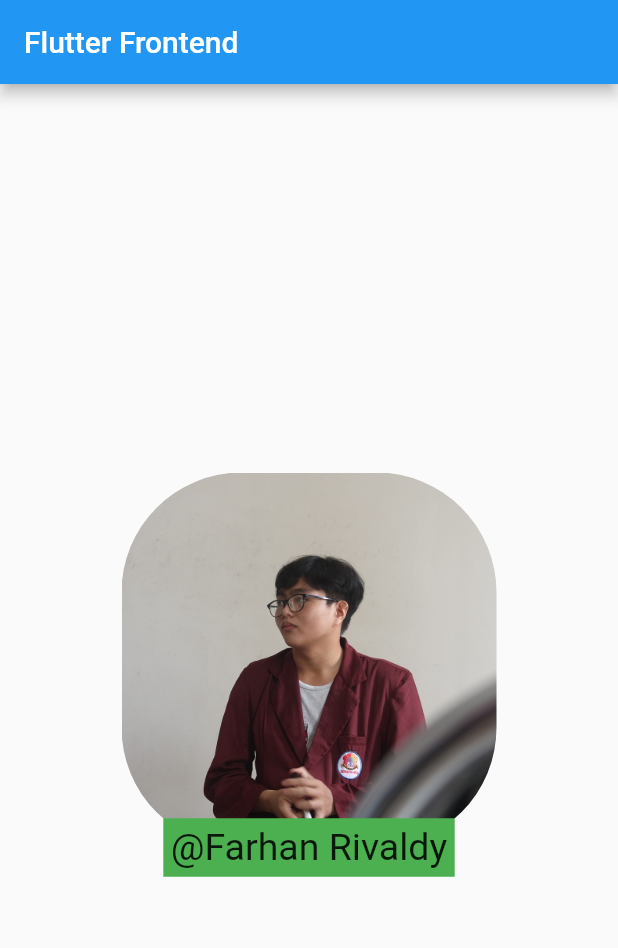
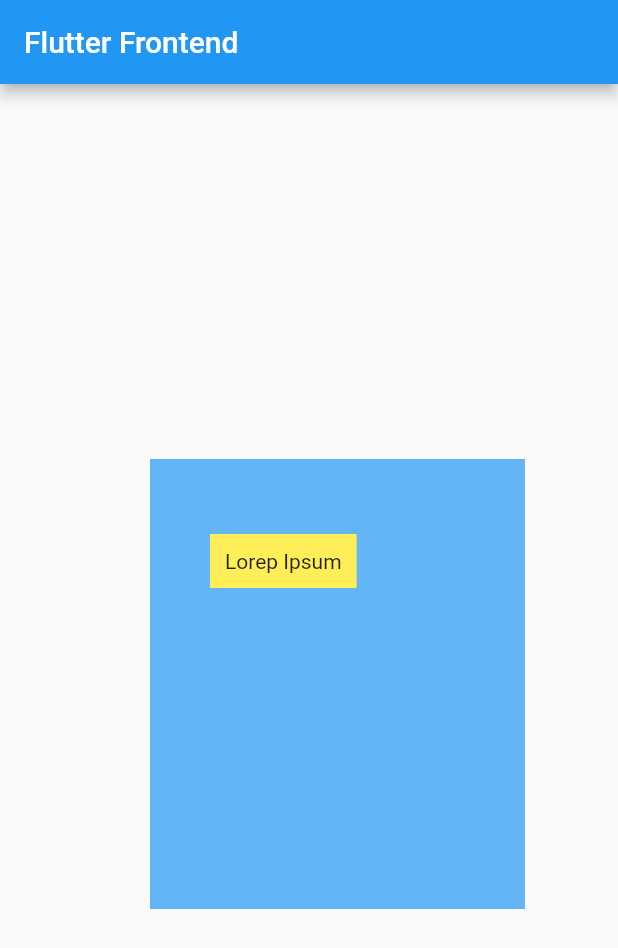
Before and after one commit to HaradaKumiko/flutter_frontend, a Flutter app: the screen it shows after launch, on a phone screen of 412 x 824 dp. Shown: the top 948 px of the screen. Run offline on Flutter 3.47's test engine with Material 2 defaults, Android fonts, the phone set to English and light mode, and no system bars.

Commit message:
stack widget 2

```diff
--- a/lib/main.dart
+++ b/lib/main.dart
@@ -17,31 +17,25 @@ class MyApp extends StatelessWidget {
           primarySwatch: Colors.blue,
         ),
         home: Scaffold(
-          appBar: AppBar(title: Text('Flutter Frontend')),
-          body: Stack(
-            alignment: Alignment.bottomLeft,
-            children: [
-              Center(
-                child: ClipRRect(
-                    borderRadius: BorderRadius.circular(80.0),
-                    child: Image.asset(
-                      'images/gambar_asset.jpg',
-                      width: 250,
-                      height: 250,
-                      fit: BoxFit.cover,
-                    )),
+            appBar: AppBar(title: Text('Flutter Frontend')),
+            body: Container(
+              child: Stack(
+                children: [
+                  Positioned(
+                    child: Container(
+                      child: Text("Lorep Ipsum"),
+                      color: Colors.yellow[400],
+                      padding: EdgeInsets.all(10),
+                    ),
+                    left: 40,
+                    top: 50,
+                  )
+                ],
               ),
-              Center(
-                  child: Container(
-                      color: Colors.green,
-                      padding: EdgeInsets.all(5),
-                      margin: EdgeInsets.only(top: 250),
-                      child: Text(
-                        '@$name',
-                        style: TextStyle(fontSize: 25),
-                      )))
-            ],
-          ),
-        ));
+              margin: EdgeInsets.only(top: 250, left: 100),
+              color: Colors.blue[300],
+              width: 250,
+              height: 300,
+            )));
   }
 }
```
Also changed, not shown: lib/ss/stack widget 2.jpg (added).
